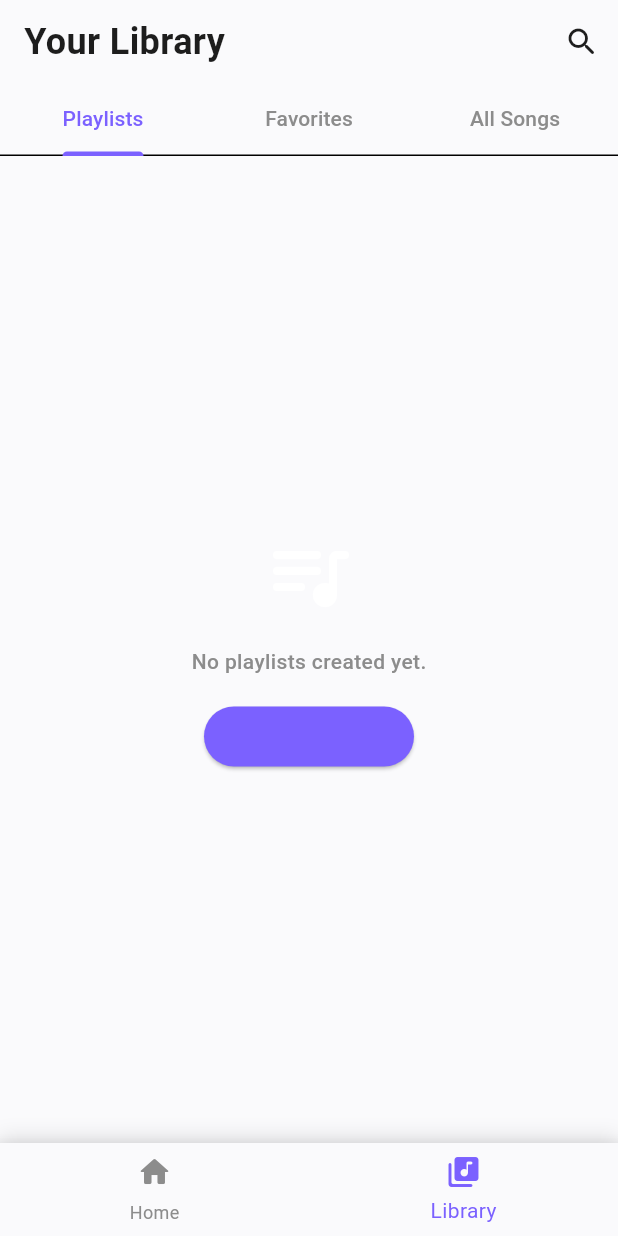
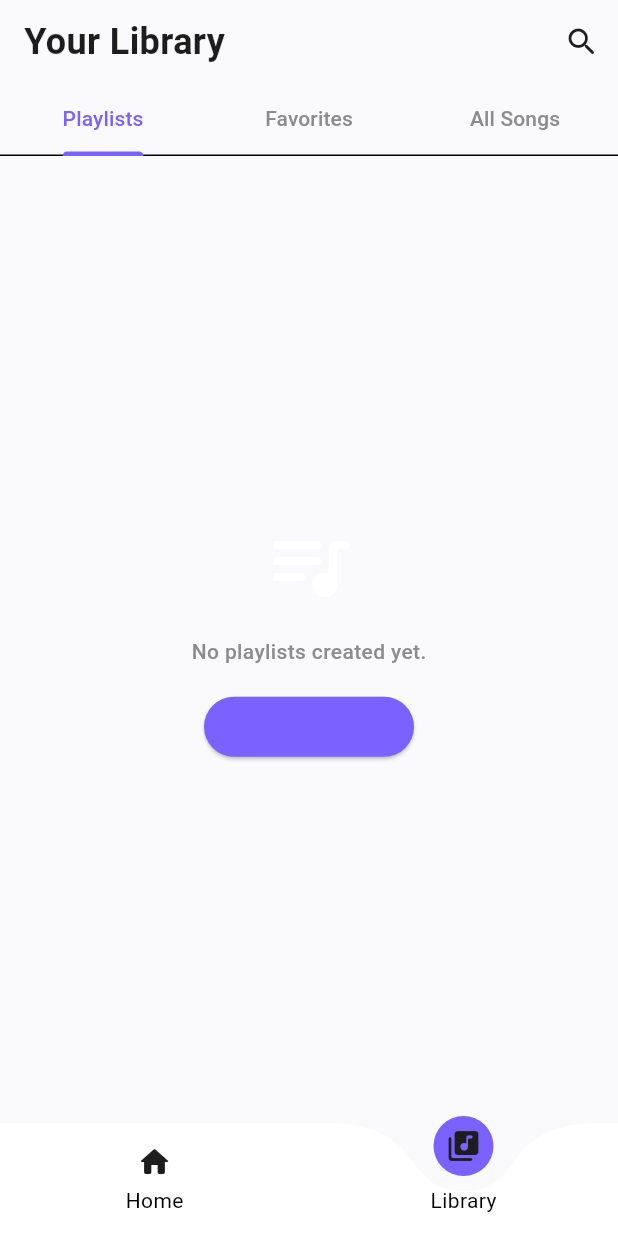
Before and after one commit to Bunny-099/Modi, a Flutter app: the screen it shows after launch, item 2 of the bottom bar chosen, on a phone screen of 412 x 824 dp. Run offline on Flutter 3.47's test engine with Material 3 defaults, Android fonts, the phone set to English and light mode, and no system bars; drawn by our look-alikes of curved_labeled_navigation_bar; our stand-ins replace audio_service, flutter_riverpod, go_router, hive, hive_flutter, just_audio; missing offline and left inert: audio_session; accounts and stored records are empty; Roboto replaces fonts that are missing (Poppins); statements that could not run were skipped.

Commit message:
•Bottom Navigation: Implemented CurvedNavigationBar from the curved_labeled_navigation_bar package in MainWrapper. •HomeScreen: Removed the Library-related All Songs section to keep it focused on Home content (Recently Played). •LibraryScreen: Fully separated the library functionality, fixed image loading for assets, and ensured playback works correctly from this screen. •Cleanup: Fixed lint warnings and removed redundant code

```diff
--- a/lib/features/main/presentation/pages/main_wrapper.dart
+++ b/lib/features/main/presentation/pages/main_wrapper.dart
@@ -1,5 +1,7 @@
 import 'package:flutter/material.dart';
 import 'package:flutter_riverpod/flutter_riverpod.dart';
+import 'package:curved_labeled_navigation_bar/curved_navigation_bar.dart';
+import 'package:curved_labeled_navigation_bar/curved_navigation_bar_item.dart';
 
 import '../../../../app/theme/app_colors.dart';
 import '../../../../app/theme/app_icons.dart';
@@ -29,45 +31,25 @@ class MainWrapper extends ConsumerWidget {
         index: currentIndex,
         children: screens,
       ),
-      bottomNavigationBar: Container(
-        decoration: BoxDecoration(
-          boxShadow: [
-            BoxShadow(
-              color: Colors.black.withOpacity(0.1),
-              blurRadius: 10,
-              offset: const Offset(0, -5),
-            ),
-          ],
-        ),
-        child: BottomNavigationBar(
-          backgroundColor: AppColors.background,
-          selectedItemColor: AppColors.primary,
-          unselectedItemColor: AppColors.textSecondary,
-          showSelectedLabels: true,
-          showUnselectedLabels: true,
-          type: BottomNavigationBarType.fixed,
-          currentIndex: currentIndex,
-          onTap: (index) {
-            // Tab change hone par provider ko update karenge
-            ref.read(bottomNavIndexProvider.notifier).state = index;
-          },
+      bottomNavigationBar: CurvedNavigationBar(
+        backgroundColor: Colors.transparent,
+        color: AppColors.surface,
+        buttonBackgroundColor: AppColors.primary,
+        height: 75,
+        index: currentIndex,
         items: const [
-            BottomNavigationBarItem(
-              icon: Padding(
-                padding: EdgeInsets.only(bottom: 4.0),
-                child: Icon(AppIcons.home),
-              ),
+          CurvedNavigationBarItem(
+            child: Icon(AppIcons.home, color: AppColors.textPrimary),
             label: 'Home',
           ),
-            BottomNavigationBarItem(
-              icon: Padding(
-                padding: EdgeInsets.only(bottom: 4.0),
-                child: Icon(AppIcons.library),
-              ),
+          CurvedNavigationBarItem(
+            child: Icon(AppIcons.library, color: AppColors.textPrimary),
             label: 'Library',
           ),
         ],
-        ),
+        onTap: (index) {
+          ref.read(bottomNavIndexProvider.notifier).state = index;
+        },
       ),
     );
   }
--- a/pubspec.yaml
+++ b/pubspec.yaml
@@ -46,6 +46,7 @@ dependencies:
   google_fonts: ^8.2.0
   flutter_svg: ^2.3.0
   equatable: ^2.1.0
+  curved_labeled_navigation_bar: ^2.0.6
 
 dev_dependencies:
   flutter_test:
```
Also changed, not shown: lib/features/home/presentation/pages/home_screen.dart (+3 -62 lines), lib/features/library/presentation/pages/library_screen.dart (+8 -6 lines), pubspec.lock. Lines whose indentation alone changed are shown as unchanged.
